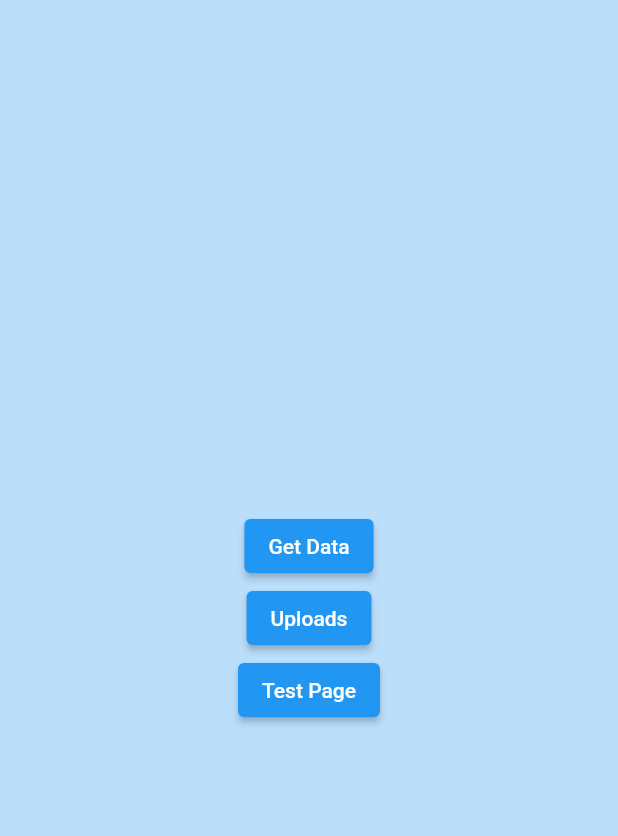
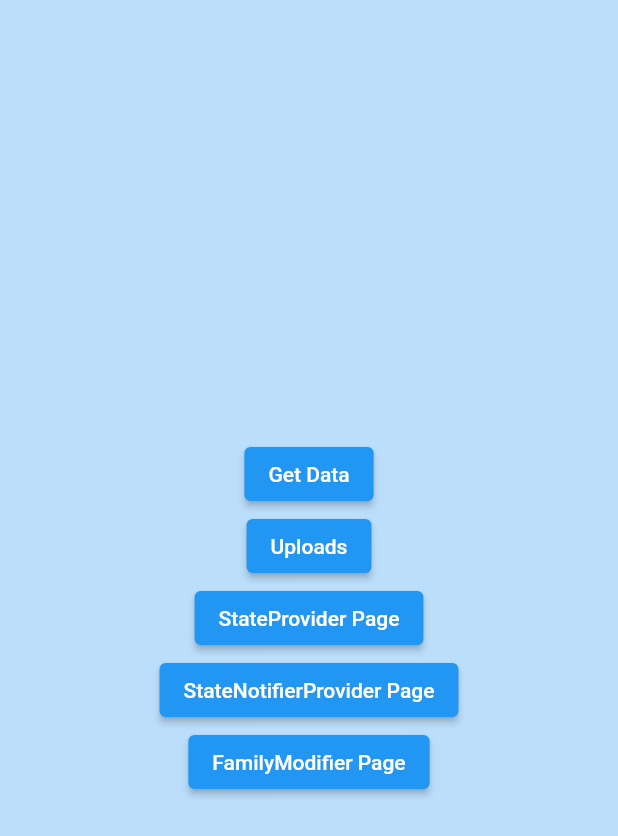
Before and after one commit to vattvichet/Riverpod-Structure, a Flutter app: the screen it shows after launch, on a phone screen of 412 x 824 dp. Shown: the top 836 px of the screen. Run offline on Flutter 3.47's test engine with Material 2 defaults, Android fonts, the phone set to English and light mode, and no system bars; our stand-ins replace flutter_riverpod, go_router.

Commit message:
Family modifier riverpod

```diff
--- /dev/null
+++ b/lib/pages/StateProvider_page/provider.dart
@@ -0,0 +1,5 @@
+import 'package:flutter_riverpod/flutter_riverpod.dart';
+
+final counterProvider = StateProvider.autoDispose<int>(
+  (ref) => 0,
+);
--- a/lib/pages/StateProvider_page/test_page_view.dart
+++ b/lib/pages/StateProvider_page/stateProvider_view.dart
@@ -6,15 +6,15 @@ final counterProvider = StateProvider.autoDispose<int>(
   (ref) => 0,
 );
 
-class TestPageView extends ConsumerWidget {
-  const TestPageView({super.key});
+class StateNotifierView extends ConsumerWidget {
+  const StateNotifierView({super.key});
 
   @override
   Widget build(BuildContext context, WidgetRef ref) {
     final counter = ref.watch(counterProvider);
     return Scaffold(
       appBar: AppBar(
-        title: const Text("Test Page"),
+        title: const Text("Test (StateProvider)"),
         actions: [
           IconButton(
             onPressed: () {
--- /dev/null
+++ b/lib/pages/family_modifier/provider.dart
@@ -0,0 +1,6 @@
+import 'package:flutter_riverpod/flutter_riverpod.dart';
+import 'package:riverpod_structure/pages/family_modifier/family_modifier_model.dart';
+
+final userProvider = Provider.family<String, User>((ref, user) {
+  return "This is ${user.username}, Address: ${user.address}";
+});
--- a/lib/pages/home.dart
+++ b/lib/pages/home.dart
@@ -40,9 +40,21 @@ class HomePage extends StatelessWidget {
             ),
             ElevatedButton(
               onPressed: () {
-                context.pushNamed(AppRoute.testPage.name);
+                context.pushNamed(AppRoute.stateProviderPage.name);
               },
-              child: const Text("Test Page"),
+              child: const Text("StateProvider Page"),
+            ),
+            ElevatedButton(
+              onPressed: () {
+                context.pushNamed(AppRoute.stateNotifierProviderPage.name);
+              },
+              child: const Text("StateNotifierProvider Page"),
+            ),
+            ElevatedButton(
+              onPressed: () {
+                context.pushNamed(AppRoute.familyModifierPage.name);
+              },
+              child: const Text("FamilyModifier Page"),
             ),
           ],
         ),
--- a/lib/routes.dart
+++ b/lib/routes.dart
@@ -1,14 +1,23 @@
 import 'package:flutter/material.dart';
 import 'package:flutter_riverpod/flutter_riverpod.dart';
 import 'package:go_router/go_router.dart';
+import 'package:riverpod_structure/pages/StateNotifierProvider_page/stateNotifierProvider_view.dart';
+import 'package:riverpod_structure/pages/family_modifier/family_modifier_view.dart';
 import 'package:riverpod_structure/pages/home.dart';
-import 'package:riverpod_structure/pages/StateProvider_page/test_page_view.dart';
+import 'package:riverpod_structure/pages/StateProvider_page/stateProvider_view.dart';
 import 'package:riverpod_structure/pages/uploads/upload_page.dart';
 import 'pages/page_data/page_data_view.dart';
 
 final _key = GlobalKey<NavigatorState>();
 
-enum AppRoute { home, pageData, uploadPage, testPage }
+enum AppRoute {
+  home,
+  pageData,
+  uploadPage,
+  stateProviderPage,
+  stateNotifierProviderPage,
+  familyModifierPage,
+}
 
 final routerProvider = Provider<GoRouter>((ref) {
   return GoRouter(
@@ -36,10 +45,24 @@ final routerProvider = Provider<GoRouter>((ref) {
         },
       ),
       GoRoute(
-        path: '/testPage',
-        name: AppRoute.testPage.name,
+        path: '/stateProviderPage',
+        name: AppRoute.stateProviderPage.name,
         builder: (context, state) {
-          return const TestPageView();
+          return const StateNotifierView();
+        },
+      ),
+      GoRoute(
+        path: '/stateNotifierProviderPage',
+        name: AppRoute.stateNotifierProviderPage.name,
+        builder: (context, state) {
+          return const StateNotifierProviderView();
+        },
+      ),
+      GoRoute(
+        path: '/FamilyModifierPage',
+        name: AppRoute.familyModifierPage.name,
+        builder: (context, state) {
+          return const FamilyModifierView();
         },
       ),
     ],
```
Also changed, not shown: lib/pages/StateNotifierProvider_page/provider.dart (added, +8 -0 lines), lib/pages/StateNotifierProvider_page/stateNotifierProvider_view.dart (added, +52 -0 lines), lib/pages/family_modifier/family_modifier_model.dart (added, +9 -0 lines), lib/pages/family_modifier/family_modifier_view.dart (added, +33 -0 lines).
